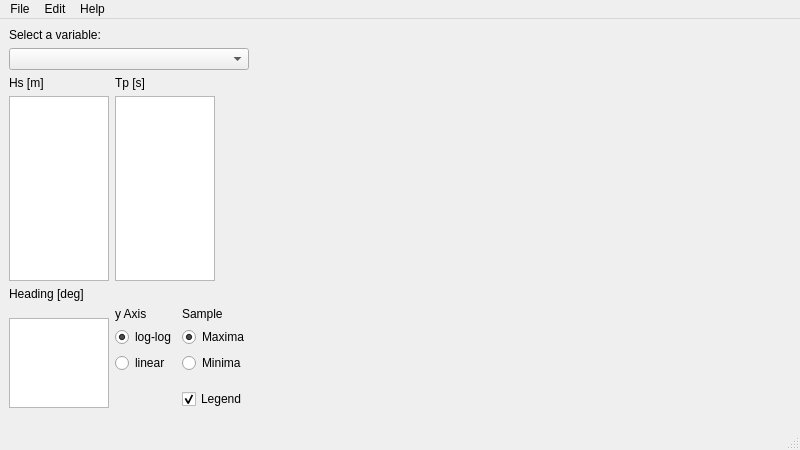
First picture: the form in Qt/ResultsVisualiser/results_visualiser.ui, repository haphaeu/yoshimi, before the edit.
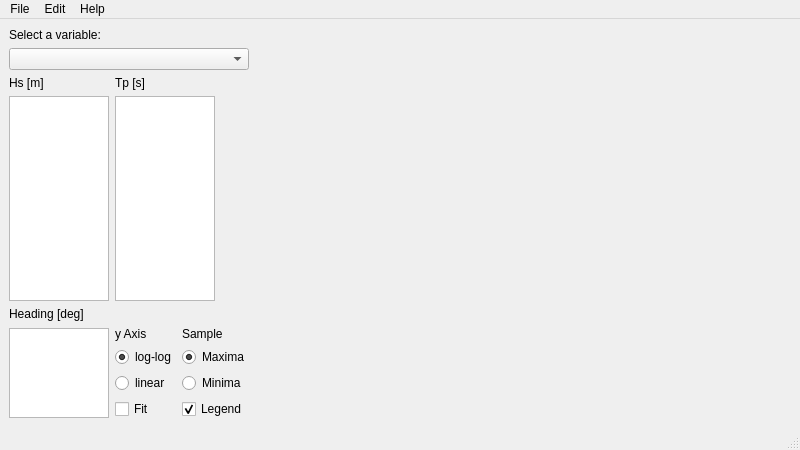
Second picture: the form after the edit. Custom widgets are drawn as their Qt base class.

Commit message:
ResultsVisu: fit curve, input data file check
Added best fit curve, using least squares

Added check of input data file. Dialog box with error messages.

What changed in the file:
```diff
--- a/Qt/ResultsVisualiser/results_visualiser.ui
+++ b/Qt/ResultsVisualiser/results_visualiser.ui
@@ -218,19 +218,6 @@
             </attribute>
            </widget>
           </item>
-          <item row="3" column="0">
-           <spacer name="verticalSpacer">
-            <property name="orientation">
-             <enum>Qt::Vertical</enum>
-            </property>
-            <property name="sizeHint" stdset="0">
-             <size>
-              <width>20</width>
-              <height>40</height>
-             </size>
-            </property>
-           </spacer>
-          </item>
           <item row="3" column="1">
            <widget class="QCheckBox" name="checkBoxLegend">
             <property name="text">
@@ -241,6 +228,13 @@
             </property>
            </widget>
           </item>
+          <item row="3" column="0">
+           <widget class="QCheckBox" name="checkBoxFit">
+            <property name="text">
+             <string>Fit</string>
+            </property>
+           </widget>
+          </item>
          </layout>
         </item>
        </layout>
```
The commit also changes 3 other files.
